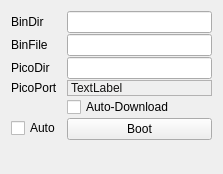
Before: the Qt Designer form picoUi/picoform.ui in rbehm-ibb/pico-util, drawn with Qt 5.
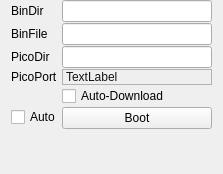
After: the same form once the commit is applied. Icons and pictures are not drawn.

Commit message: add a txline made layouts more compact

Patch:
```diff
--- a/picoUi/picoform.ui
+++ b/picoUi/picoform.ui
@@ -14,6 +14,15 @@
    <string>Form</string>
   </property>
   <layout class="QVBoxLayout" name="verticalLayout">
+   <property name="spacing">
+    <number>1</number>
+   </property>
+   <property name="topMargin">
+    <number>0</number>
+   </property>
+   <property name="bottomMargin">
+    <number>0</number>
+   </property>
    <item>
     <layout class="QFormLayout" name="formLayout">
      <property name="verticalSpacing">
```
The commit also changes 3 other files.
